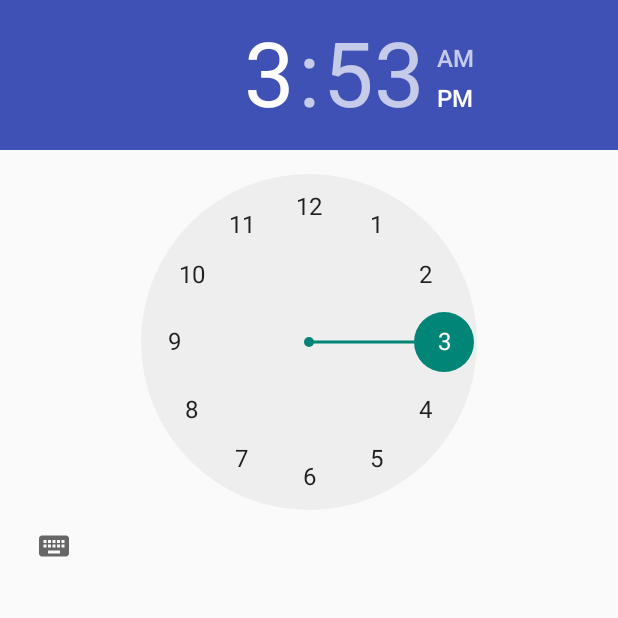
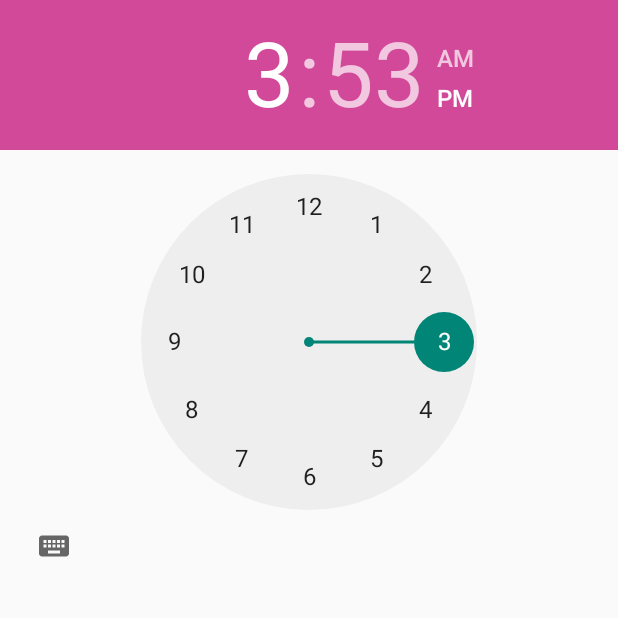
Before and after one commit to hwandol/OneUseALARM, an Android app: the screen it shows after launch (MainActivity), on a phone screen of 412 x 824 dp, the top half of it. Run offline under Robolectric (Android 15) with nearby library versions, the phone set to English and light mode, and no system bars.

Commit message:
20170828

```diff
--- a/app/src/main/res/layout/activity_main.xml
+++ b/app/src/main/res/layout/activity_main.xml
@@ -2,14 +2,13 @@
 <android.support.constraint.ConstraintLayout
     xmlns:android="http://schemas.android.com/apk/res/android"
     xmlns:app="http://schemas.android.com/apk/res-auto"
-    xmlns:tools="http://schemas.android.com/tools"
     android:layout_width="match_parent"
     android:layout_height="match_parent">
 
 
     <TimePicker
         android:id="@+id/timePicker2"
-        android:headerBackground="@color/colorPrimary"
+        android:headerBackground="@color/Magenta"
         android:layout_width="wrap_content"
         android:layout_height="wrap_content"
         app:layout_constraintBottom_toBottomOf="parent"
--- a/app/src/main/res/values/colors.xml
+++ b/app/src/main/res/values/colors.xml
@@ -3,4 +3,5 @@
     <color name="colorPrimary">#3F51B5</color>
     <color name="colorPrimaryDark">#303F9F</color>
     <color name="colorAccent">#00ff7070</color>
+    <color name="Magenta">#d24999</color>>
 </resources>
--- a/app/src/main/res/values/styles.xml
+++ b/app/src/main/res/values/styles.xml
@@ -6,6 +6,10 @@
         <item name="colorPrimary">@color/colorPrimary</item>
         <item name="colorPrimaryDark">@color/colorPrimaryDark</item>
         <item name="colorAccent">@color/colorAccent</item>
+
+        <item name="windowActionBar">false</item>
+        <item name="windowNoTitle">true</item>
     </style>
 
+
 </resources>
```
